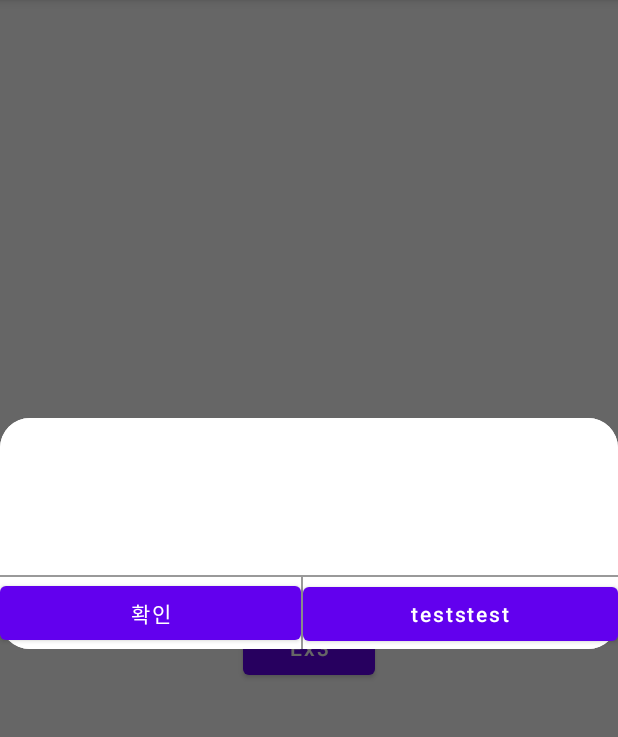
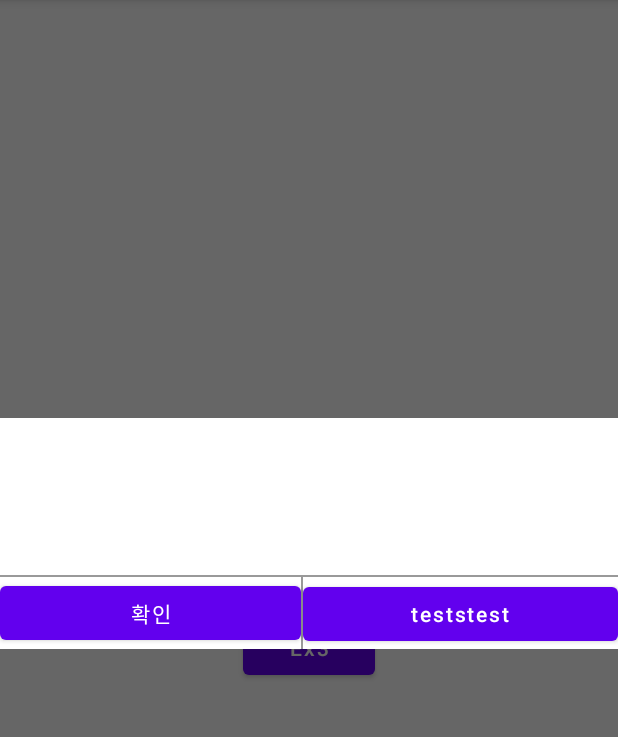
Before and after one commit to HYUNJUNEPARK/AlertDialogEx, an Android app: the screen it shows after launch (MainActivity), after a tap on "Ex2", on a phone screen of 412 x 824 dp, the part 84-821 px from its top. Run offline under Robolectric (Android 15) with nearby library versions, the phone set to English and light mode, and no system bars; our stand-ins replace data binding.

Commit message:
feat: 인터페이스 세분화

```diff
--- a/app/src/main/java/com/study/customex/MainActivity.kt
+++ b/app/src/main/java/com/study/customex/MainActivity.kt
@@ -20,7 +20,6 @@ class MainActivity : AppCompatActivity() {
     //Ex1
     fun onEx1() {
         MyCustomDialog(this).showEx1Dialog(
-            "teststest !",
             "확인 !",
             positiveFun = ::testFun
         )
@@ -38,7 +37,7 @@ class MainActivity : AppCompatActivity() {
 
     //Ex3
     fun onEx3() {
-        MyCustomDialog(this).showEx3Dialog(
+        MyCustomDialog(this).showEx5Dialog(
             "Title",
             "Message",
             "YES",
--- a/app/src/main/java/com/study/customex/MyCustomDialog.kt
+++ b/app/src/main/java/com/study/customex/MyCustomDialog.kt
@@ -15,23 +15,21 @@ import com.google.android.material.button.MaterialButton
  * @param context
  */
 class MyCustomDialog(private val context: Context) {
-    private val dialog: Dialog = Dialog(context, R.style.Theme_Dialog)
+    private val dialog: Dialog = Dialog(context, R.style.Theme_Dialog_Rectangular)
     private var layoutParams: LinearLayout.LayoutParams = LinearLayout.LayoutParams(
         /*width*/ LinearLayout.LayoutParams.MATCH_PARENT,
         /*height*/LinearLayout.LayoutParams.MATCH_PARENT
     )
 
     /**
-     *
+     * 원버튼 광고성 다이얼로그(이미지)
      */
     fun showEx1Dialog(
-        content: String,
         positiveBtnContent: String,
         positiveFun: (() -> Unit)? = null
     ) {
         //build view
         val view =  LayoutInflater.from(context).inflate(R.layout.dialog_ex_01, null)
-        (view.findViewById(R.id.txt_content) as TextView).text = content
         (view.findViewById(R.id.btn_confirm) as Button).text = positiveBtnContent
         (view.findViewById(R.id.btn_confirm) as Button).setOnClickListener {
             dialog.dismiss()
@@ -47,7 +45,7 @@ class MyCustomDialog(private val context: Context) {
     }
 
     /**
-     *
+     * 투버튼 광고성 다이얼로그(이미지)
      */
     fun showEx2Dialog(
         positiveBtnContent: String,
@@ -77,9 +75,23 @@ class MyCustomDialog(private val context: Context) {
     }
 
     /**
-     *
+     * 원버튼 시스템 다이얼로그(텍스트)
      */
-    fun showEx3Dialog(
+    fun showEx3Dialog(){
+
+    }
+
+    /**
+     * 투버튼 시스템 다이얼로그(텍스트)
+     */
+    fun showEx4Dialog(){
+
+    }
+
+    /**
+     * 플랫폼 다이얼로그(텍스트)
+     */
+    fun showEx5Dialog(
         title: String,
         content: String,
         positiveBtnContent: String,
--- /dev/null
+++ b/app/src/main/res/drawable/dialog_background_layout_rectangular.xml
@@ -0,0 +1,4 @@
+<?xml version="1.0" encoding="utf-8"?>
+<shape xmlns:android="http://schemas.android.com/apk/res/android">
+    <solid android:color="#FFFFFF" />
+</shape>
--- a/app/src/main/res/values/style.xml
+++ b/app/src/main/res/values/style.xml
@@ -23,4 +23,12 @@
         <item name="android:background">@drawable/layout_membership_dialog</item>
     </style>
 
+    <style name="Theme_Dialog_Rectangular" parent="android:Theme.Holo.Light.Dialog.NoActionBar">
+        <item name="android:forceDarkAllowed" tools:targetApi="q">false</item>
+        <item name="android:windowNoTitle">true</item>
+        <item name="android:windowMinWidthMajor">90%</item>
+        <item name="android:windowMinWidthMinor">90%</item>
+        <item name="android:background">@drawable/dialog_background_layout_rectangular</item>
+    </style>
+
 </resources>
```
Also changed, not shown: app/src/main/res/layout/dialog_ex_01.xml (+11 -14 lines).
